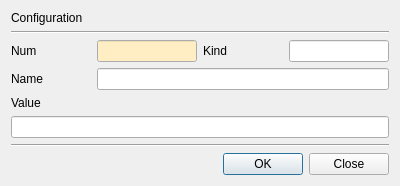
The window that CCMan/config_dlg.ui (jykim74/CCMan) describes before a commit, drawn with Qt 5.
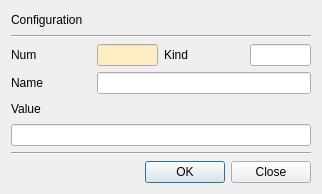
The same window after the commit.

Commit message: UI 개선

The edit to the form file:
```diff
--- a/CCMan/config_dlg.ui
+++ b/CCMan/config_dlg.ui
@@ -6,8 +6,8 @@
    <rect>
     <x>0</x>
     <y>0</y>
-    <width>400</width>
-    <height>179</height>
+    <width>318</width>
+    <height>194</height>
    </rect>
   </property>
   <property name="windowTitle">
@@ -133,7 +133,14 @@
     </widget>
    </item>
    <item>
-    <widget class="QLineEdit" name="mValueText"/>
+    <widget class="QLineEdit" name="mValueText">
+     <property name="minimumSize">
+      <size>
+       <width>300</width>
+       <height>0</height>
+      </size>
+     </property>
+    </widget>
    </item>
    <item>
     <widget class="Line" name="line_2">
```
The commit also changes 2 other files.
